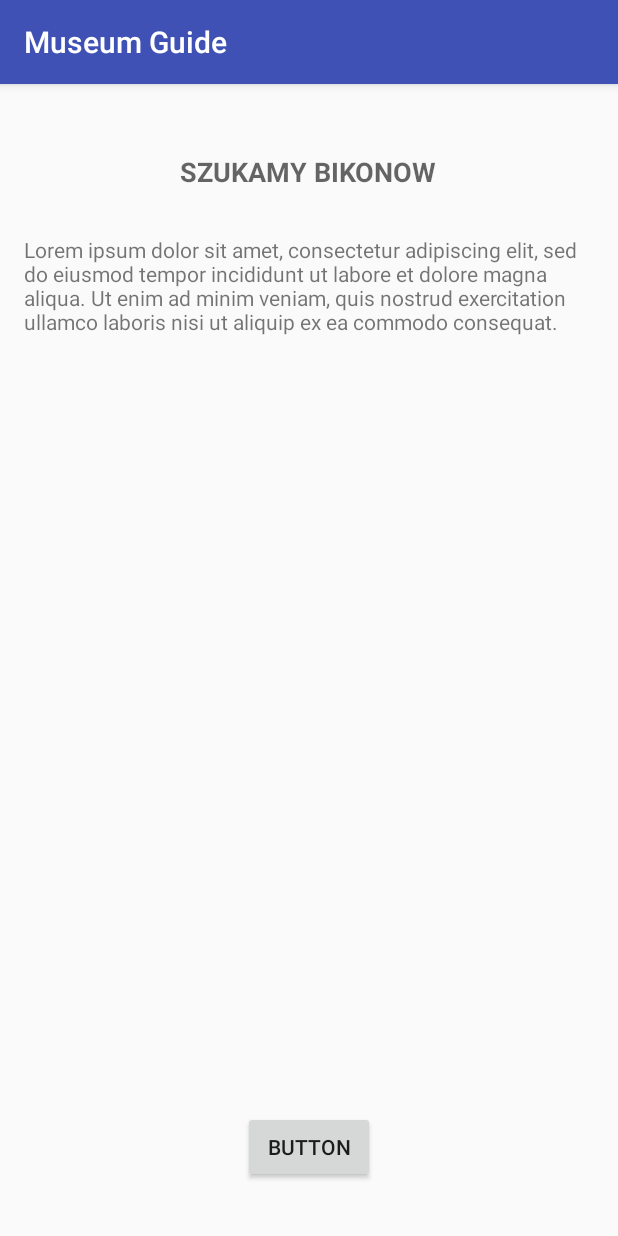
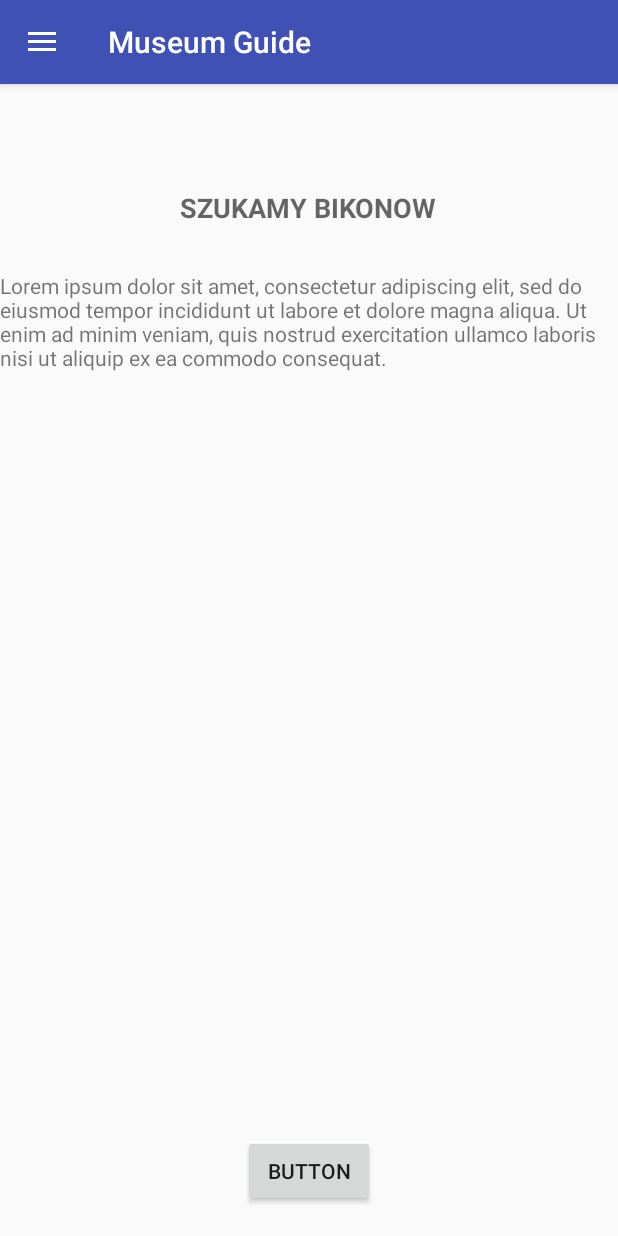
Before and after one commit to MuseumGuide/stickers-museum, an Android app: the screen it shows after launch (MainActivity), on a phone screen of 412 x 824 dp. Run offline under Robolectric (Android 15) with nearby library versions, the phone set to English and light mode, and no system bars; our stand-ins replace ButterKnife; libraries missing offline, so code that uses them is left out: com.estimote.sdk; 4 statements that could not run were skipped.

Commit message:
added implementation of toolbar navigation

```diff
--- a/app/src/main/java/pl/zpi/museumguide/MainActivity.java
+++ b/app/src/main/java/pl/zpi/museumguide/MainActivity.java
@@ -2,10 +2,14 @@ package pl.zpi.museumguide;
 
 import android.content.Intent;
 import android.os.Bundle;
+import android.support.v4.widget.DrawerLayout;
+import android.support.v7.app.ActionBarDrawerToggle;
 import android.os.Handler;
 import android.os.Message;
 import android.support.v7.app.AppCompatActivity;
+import android.support.v7.widget.Toolbar;
 import android.util.Log;
+import android.view.MenuItem;
 import android.view.View;
 import android.widget.ArrayAdapter;
 import android.widget.ImageView;
@@ -41,6 +45,10 @@ public class MainActivity extends AppCompatActivity {
     TextView authorLabel;
     @BindView(R.id.list)
     ListView list;
+
+    private Toolbar mToolbar;
+    private DrawerLayout mDrawerLayout;
+    private ActionBarDrawerToggle mToggle;
 
     @Override
     protected void onCreate(Bundle savedInstanceState) {
@@ -80,7 +88,33 @@ public class MainActivity extends AppCompatActivity {
         });
 
 
+//        mToolbar = (Toolbar) findViewById(R.id.toolbar);
+//        setSupportActionBar(mToolbar);
+        mDrawerLayout = (DrawerLayout) findViewById(R.id.relativeLayout);
+        mToggle = new ActionBarDrawerToggle(this, mDrawerLayout, R.string.open, R.string.Close);
+
+        mDrawerLayout.addDrawerListener(mToggle);
+        mToggle.syncState();
+        getSupportActionBar().setDisplayHomeAsUpEnabled(true);
+
+
+
+
+
     }
+
+    @Override
+    public boolean onOptionsItemSelected(MenuItem item) {
+
+//        if(mToggle.onOptionsItemSelected(item)){
+//            return true;
+//        }
+
+       // return super.onOptionsItemSelected(item);
+        return mToggle.onOptionsItemSelected(item);
+    }
+
+
 
     public void goToMap(View v)
     {
--- a/app/src/main/res/layout/activity_main.xml
+++ b/app/src/main/res/layout/activity_main.xml
@@ -1,21 +1,46 @@
 <?xml version="1.0" encoding="utf-8"?>
-<RelativeLayout xmlns:android="http://schemas.android.com/apk/res/android"
+<android.support.v4.widget.DrawerLayout xmlns:android="http://schemas.android.com/apk/res/android"
     xmlns:tools="http://schemas.android.com/tools"
+    xmlns:app="http://schemas.android.com/apk/res-auto"
     android:id="@+id/relativeLayout"
     android:layout_width="match_parent"
     android:layout_height="match_parent"
-    android:paddingBottom="@dimen/activity_vertical_margin"
-    android:paddingLeft="@dimen/activity_horizontal_margin"
-    android:paddingRight="@dimen/activity_horizontal_margin"
-    android:paddingTop="@dimen/activity_vertical_margin"
+
     tools:context="pl.zpi.museumguide.MainActivity">
 
+    <LinearLayout
+        android:layout_width="match_parent"
+        android:layout_height="match_parent"
+        android:orientation="vertical">
+        <!--android:orientation="vertical">-->
+            <!--<include android:layout="@layout/toolbar_layout"-->
+                <!--android:layout_width="match_parent"-->
+                <!--android:layout_height="wrap_content"-->
+
+                <!--/>-->
+
+    </LinearLayout>
+
+    <android.support.design.widget.NavigationView
+        android:layout_width="wrap_content"
+        android:layout_height="match_parent"
+        android:id="@+id/navigation_view"
+        android:layout_gravity="start"
+        app:menu="@layout/menu_navigation"
+
+
+        >
+    </android.support.design.widget.NavigationView>
+    <RelativeLayout
+        android:layout_width="wrap_content"
+        android:layout_height="match_parent"
+        >
     <TextView
         android:id="@+id/titleLabel"
         android:layout_width="wrap_content"
         android:layout_height="wrap_content"
         android:layout_centerHorizontal="true"
-        android:layout_marginTop="30dp"
+        android:layout_marginTop="70dp"
         android:text="SZUKAMY BIKONOW"
         android:textAlignment="center"
         android:textAppearance="?android:attr/textAppearanceMedium"
@@ -50,4 +75,5 @@
         android:onClick="goToMap"
         android:text="Button" />
 
-</RelativeLayout>
+    </RelativeLayout>
+</android.support.v4.widget.DrawerLayout>
--- a/app/src/main/res/values/strings.xml
+++ b/app/src/main/res/values/strings.xml
@@ -1,3 +1,5 @@
 <resources>
     <string name="app_name">Museum Guide</string>
+    <string name="open">Open</string>
+    <string name="Close">Close</string>
 </resources>
```
Also changed, not shown: app/src/main/res/layout/menu_navigation.xml (added, +13 -0 lines), app/src/main/res/layout/toolbar_layout.xml (added, +14 -0 lines).
